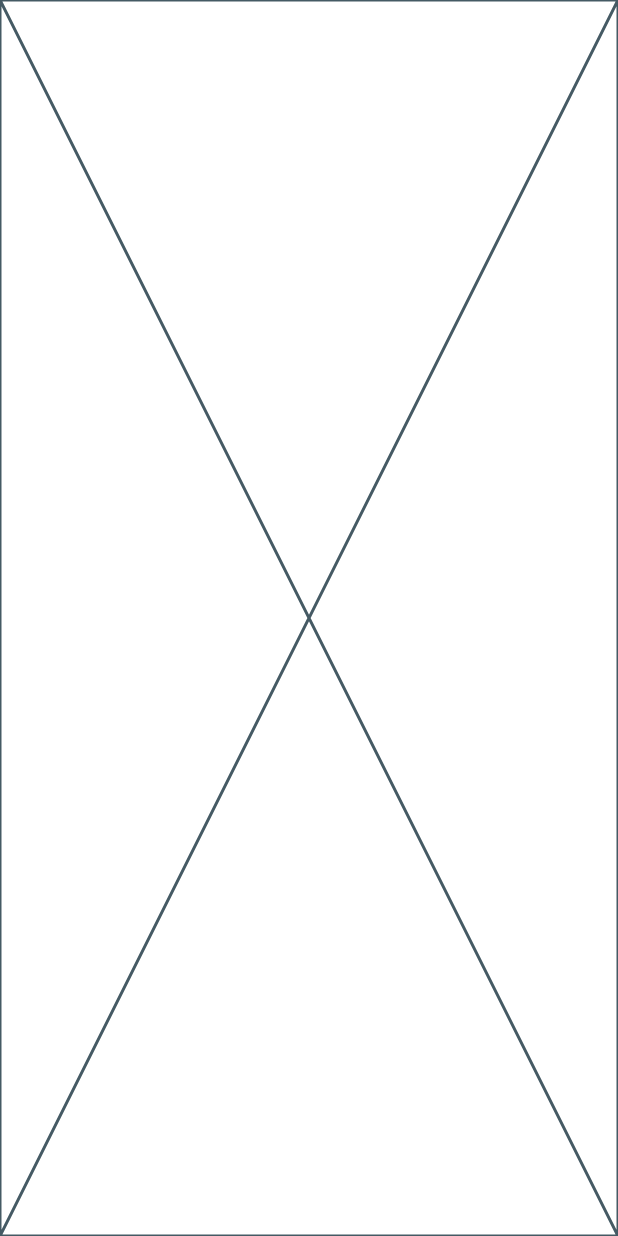
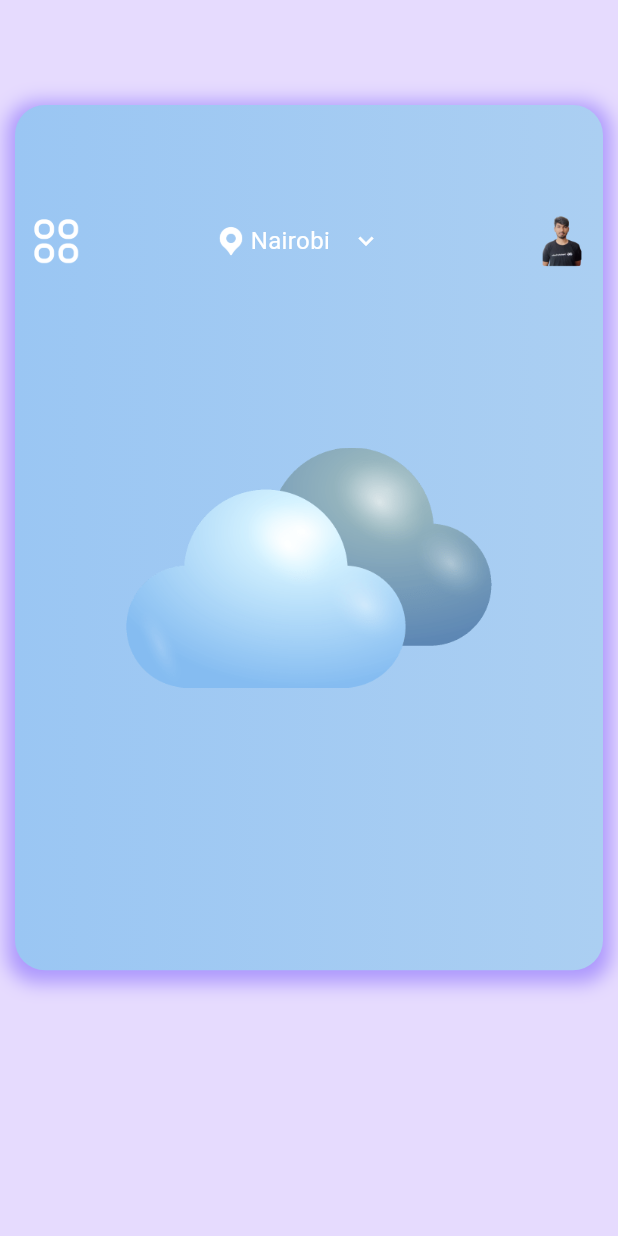
Before and after one commit to immanuelmathari/flutter-weather-app, a Flutter app: the screen it shows after launch, on a phone screen of 412 x 824 dp. Run offline on Flutter 3.47's test engine with Material 3 defaults, Android fonts, the phone set to English and light mode, and no system bars.

Commit message:
second commit

```diff
--- a/lib/ui/homePage.dart
+++ b/lib/ui/homePage.dart
@@ -15,9 +15,91 @@ class _HomePageState extends State<HomePage> {
   static String API_KEY = "ed25ad604289431b89a94655240107";
 
   String location = "Nairobi";
-  String weather = "heavycloudy.png";
+  String weatherIcon = "heavycloudy.png";
+  int temperature = 0;
+  int humidity = 0;
+  int windSpeed = 0;
+  int cloud = 0;
+  String currentDate = '';
+
+  List hourlyWeatherforecast = [];
+  List dailyWeatherforecast = [];
+
+  String currentWeatherStatus = '';
+
+  // api call
+  String searchWeatherAPI = 'http://api.weatherapi.com/v1/current.json?key=' + API_KEY + '&days=7&q=';
+
+
   @override
   Widget build(BuildContext context){
-    return const Placeholder();
+    Size size = MediaQuery.of(context).size;
+    return Scaffold(
+      resizeToAvoidBottomInset: false, // when we want to search and pull up our keyboard, we can have it well without errors
+      // backgroundColor: Colors.green,
+      body: Container(
+        width: size.width,
+        height: size.height,
+        padding: const EdgeInsets.only(top: 70, left: 10, right: 10),
+        color: _constants.primaryColor.withOpacity(.2),
+        child: Column(
+          crossAxisAlignment: CrossAxisAlignment.center,
+          children: [
+            Container(
+              padding: EdgeInsets.symmetric(vertical:10, horizontal:10),
+              height: size.height * .7,
+              decoration: BoxDecoration(
+                gradient: _constants.linearGradientBlue,
+                borderRadius: BorderRadius.circular(20),
+                boxShadow: [
+                  BoxShadow(
+                    color: _constants.primaryColor.withOpacity(.6),
+                    spreadRadius: 5,
+                    blurRadius: 10,
+                    offset: const Offset(0,3),
+                  )
+                ],
+              ),
+              child: Column(
+                mainAxisAlignment: MainAxisAlignment.spaceAround,
+                children: [
+                  Row(
+                    mainAxisAlignment: MainAxisAlignment.spaceBetween,
+                    crossAxisAlignment: CrossAxisAlignment.center,
+                    children: [
+                        Image.asset('assets/menu.png', width: 35, height: 35),
+                      Row(
+                        crossAxisAlignment: CrossAxisAlignment.center,
+                        children: [
+                          Image.asset('assets/pin.png', width: 20),
+                          const SizedBox(width: 3),
+                          Text(location, style: const TextStyle(color: Colors.white, fontSize: 16,)),
+                          IconButton(onPressed: (){}, icon: const Icon(Icons.keyboard_arrow_down, color: Colors.white, size: 20,))
+                        ]
+                      ),
+                      ClipRRect(
+                        borderRadius: BorderRadius.circular(10),
+                        child: Image.asset('assets/profile.png', width: 35, height: 35,)
+                      )
+                    ],
+                  ),
+                  SizedBox(
+                    height: 160,
+                    child: Image.asset('assets/$weatherIcon'),
+                  ),
+                  Row(
+                    crossAxisAlignment: CrossAxisAlignment.start,
+                    mainAxisAlignment: MainAxisAlignment.center,
+                    children: [
+                      Padding(padding: const EdgeInsets.only(top: 8.0)),
+                    ]
+                  )
+                ]
+              ),
+            )
+          ]
+        ),
+      ),
+    );
   }
 }
--- a/lib/widgets/constants.dart
+++ b/lib/widgets/constants.dart
@@ -7,7 +7,7 @@ class Constants{
   final blackColor = const Color(0xff000000);
   final greyColor = const Color(0xffd9adb);
 
-  final linearGradient = const LinearGradient(
+  final linearGradientBlue = const LinearGradient(
     begin: Alignment.topRight,
     end: Alignment.topLeft,
     colors: <Color>[Color(0xffABcff2), Color(0xff9AC6f3)],
--- a/pubspec.yaml
+++ b/pubspec.yaml
@@ -67,7 +67,8 @@ flutter:
   uses-material-design: true
 
   # To add assets to your application, add an assets section, like this:
-  # assets:
+  assets:
+    - assets/
   #   - images/a_dot_burr.jpeg
   #   - images/a_dot_ham.jpeg
 
```
